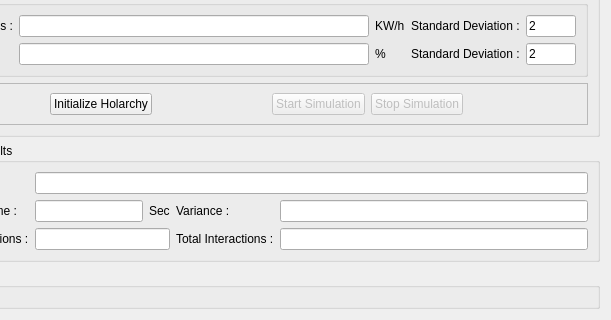
Above: Holonic_Simulation/Simulation/Simulation.ui from nejatafshar/Holonic-Simulation before the change; both pictures show x 98 to 709 and y 177 to 497 of the 709 by 497 pixel window. Below: the same form after it.
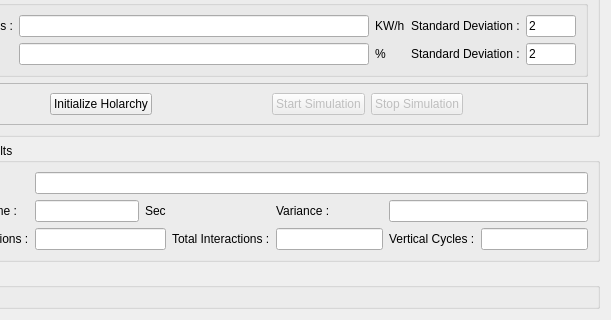
That is the form after the change. Custom widgets are drawn as their Qt base class.

Commit message: Add vertical cycles and stopping when reached max futile cycles

What changed in the file:
```diff
--- a/Holonic_Simulation/Simulation/Simulation.ui
+++ b/Holonic_Simulation/Simulation/Simulation.ui
@@ -338,10 +338,10 @@
       <string>Simulation Results</string>
      </property>
      <layout class="QGridLayout" name="gridLayout_2">
-      <item row="2" column="5">
-       <widget class="QLabel" name="label_9">
+      <item row="4" column="0">
+       <widget class="QLabel" name="label_7">
         <property name="text">
-         <string>Variance :</string>
+         <string>Holon Interactions :</string>
         </property>
        </widget>
       </item>
@@ -369,13 +369,6 @@
         </property>
        </widget>
       </item>
-      <item row="4" column="0">
-       <widget class="QLabel" name="label_7">
-        <property name="text">
-         <string>Holon Interactions :</string>
-        </property>
-       </widget>
-      </item>
       <item row="2" column="0">
        <widget class="QLabel" name="label_4">
         <property name="text">
@@ -383,26 +376,6 @@
         </property>
        </widget>
       </item>
-      <item row="2" column="6">
-       <widget class="QLineEdit" name="variance_lineEdit">
-        <property name="text">
-         <string/>
-        </property>
-        <property name="readOnly">
-         <bool>true</bool>
-        </property>
-       </widget>
-      </item>
-      <item row="0" column="1" colspan="6">
-       <widget class="QLineEdit" name="peakLoad_lineEdit">
-        <property name="text">
-         <string/>
-        </property>
-        <property name="readOnly">
-         <bool>true</bool>
-        </property>
-       </widget>
-      </item>
       <item row="4" column="6">
        <widget class="QLineEdit" name="totalInteractions_lineEdit">
         <property name="text">
@@ -430,6 +403,50 @@
         </property>
        </widget>
       </item>
+      <item row="4" column="7">
+       <widget class="QLabel" name="label_12">
+        <property name="text">
+         <string>Vertical Cycles :</string>
+        </property>
+       </widget>
+      </item>
+      <item row="4" column="8">
+       <widget class="QLineEdit" name="verticalCycles_lineEdit">
+        <property name="text">
+         <string/>
+        </property>
+        <property name="readOnly">
+         <bool>true</bool>
+        </property>
+       </widget>
+      </item>
+      <item row="0" column="1" colspan="8">
+       <widget class="QLineEdit" name="peakLoad_lineEdit">
+        <property name="text">
+         <string/>
+        </property>
+        <property name="readOnly">
+         <bool>true</bool>
+        </property>
+       </widget>
+      </item>
+      <item row="2" column="7" colspan="2">
+       <widget class="QLineEdit" name="variance_lineEdit">
+        <property name="text">
+         <string/>
+        </property>
+        <property name="readOnly">
+         <bool>true</bool>
+        </property>
+       </widget>
+      </item>
+      <item row="2" column="6">
+       <widget class="QLabel" name="label_9">
+        <property name="text">
+         <string>Variance :</string>
+        </property>
+       </widget>
+      </item>
      </layout>
     </widget>
    </item>
```
The commit also changes 4 other files.
